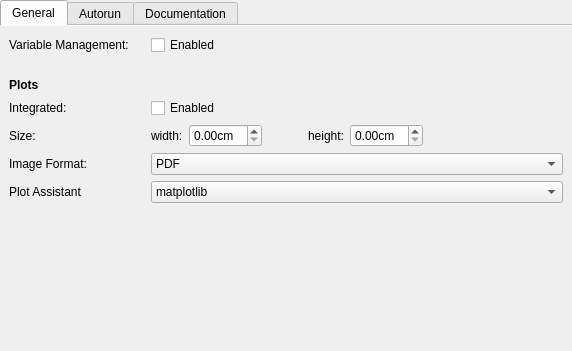
Old version of the form src/backends/python/settings.ui in the repository KDE/cantor.
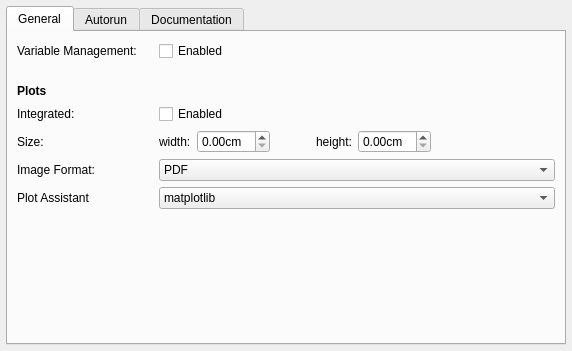
New version of the form. Custom widgets are drawn as their Qt base class.

What changed in the file:
```diff
--- a/src/backends/python/settings.ui
+++ b/src/backends/python/settings.ui
@@ -12,16 +12,16 @@
   </property>
   <layout class="QVBoxLayout" name="verticalLayout_2">
    <property name="leftMargin">
-    <number>0</number>
+    <number>6</number>
    </property>
    <property name="topMargin">
-    <number>0</number>
+    <number>6</number>
    </property>
    <property name="rightMargin">
-    <number>0</number>
+    <number>6</number>
    </property>
    <property name="bottomMargin">
-    <number>0</number>
+    <number>6</number>
    </property>
    <item>
     <widget class="QTabWidget" name="tabWidget">
@@ -29,7 +29,7 @@
       <number>0</number>
      </property>
      <property name="documentMode">
-      <bool>true</bool>
+      <bool>false</bool>
      </property>
      <widget class="QWidget" name="tabGeneral">
       <attribute name="title">
@@ -73,7 +73,6 @@
         <widget class="QLabel" name="label_4">
          <property name="font">
           <font>
-           <weight>75</weight>
            <bold>true</bold>
           </font>
          </property>
```
Left out of the diff: 18 changed lines with no effect on the pictures.
